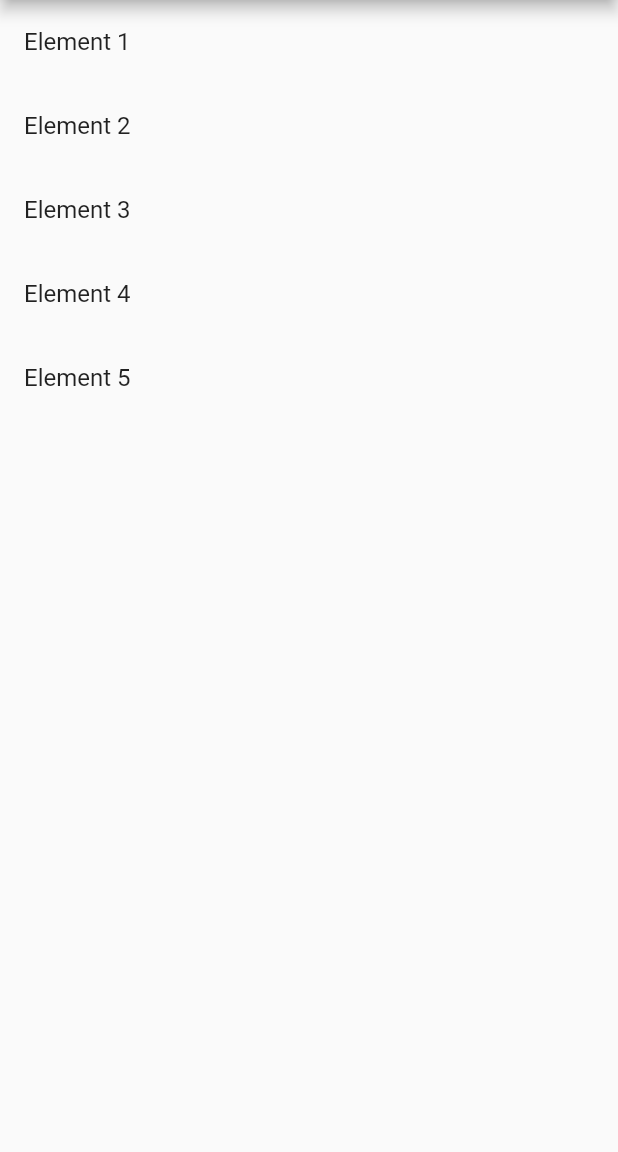
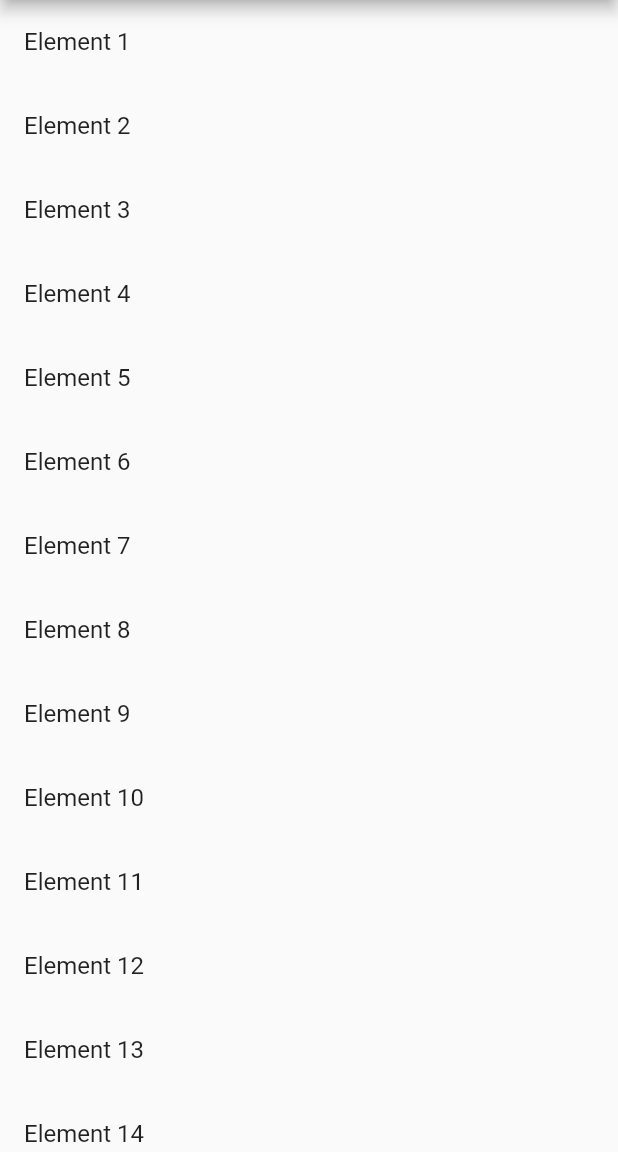
Before and after one commit to ComputerSocietyIFB/Flutter-Classes, a Flutter app: the screen it shows after launch, on a phone screen of 412 x 824 dp, the part 84-1236 px from its top. Run offline on Flutter 3.47's test engine with Material 2 defaults, Android fonts, the phone set to English and light mode, and no system bars.

Commit message:
Implementando carregamento por demanda

```diff
--- a/aulas/aula-4/flutter/flutter_data_pagination/lib/home.dart
+++ b/aulas/aula-4/flutter/flutter_data_pagination/lib/home.dart
@@ -6,27 +6,56 @@ class Home extends StatefulWidget {
 }
 
 class _HomeState extends State<Home> {
-  List items = [
-    'Element 1',
-    'Element 2',
-    'Element 3',
-    'Element 4',
-    'Element 5',
-  ];
+  List items = List.generate(30, (index) => 'Element ${index + 1}');
+  bool isLoading = false;
+
+// async functions ajudam a não travar a interface em longas cargas de informação
+  loadData() async {
+    print('Loading data');
+
+    // Essa é a linha que pode demorar pra ser executada
+    await Future.delayed(Duration(seconds: 2));
+
+    setState(() {
+      items.add('Element ${items.length + 1}');
+
+      isLoading = false;
+      print('Data loading finished');
+    });
+  }
 
   @override
-  Widget build(BuildContext context) {
-    return Column(
+  Widget build(BuildContext context) => Column(
         children: [
           Expanded(
+            child: NotificationListener<ScrollNotification>(
+              onNotification: (ScrollNotification scrollInfo) {
+                if (!isLoading &&
+                    (scrollInfo.metrics.pixels ==
+                        scrollInfo.metrics.maxScrollExtent)) {
+                  loadData(); // <==Essa função será chamada quando chegarmos ao fim do scroll
+
+                  setState(() => isLoading =
+                      true); // <== Atualiza o estado dos widgets dependentes desta variável
+                  return true;
+                } else {
+                  return false;
+                }
+              },
               child: ListView.builder(
                 itemCount: items.length,
                 itemBuilder: (context, index) {
                   return ListTile(title: Text(items[index]));
                 },
               ),
-        )
+            ),
+          ),
+
+          // Lógica para exibir o progress indicator e simular uma margem
+          isLoading
+              ? Container(child: CircularProgressIndicator())
+              : Container(),
+          isLoading ? SizedBox(height: 20) : Container(),
         ],
       );
 }
-}
```
Lines whose indentation alone changed are shown as unchanged.
